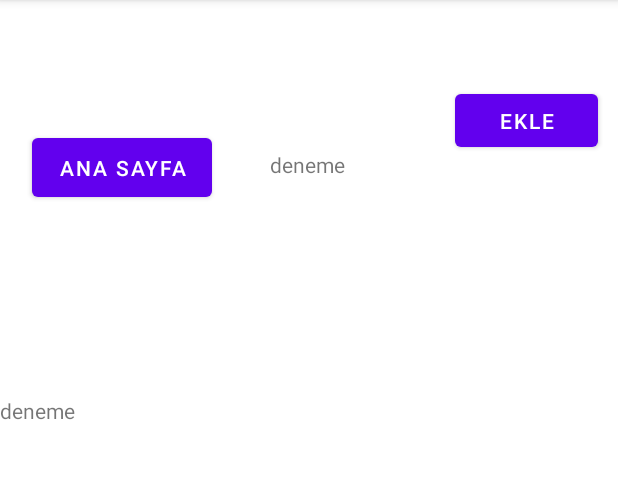
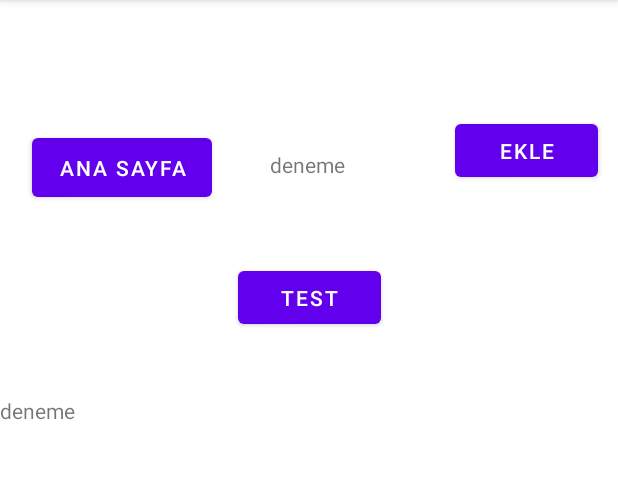
Before and after one commit to notrealtrick/Mobilproje, an Android app built with Jetpack Compose: the InfoActivity screen opened directly, with no data from a screen before it, after a tap on "EKLE", on a phone screen of 412 x 824 dp, the part 84-563 px from its top. Run offline under Robolectric (Android 15) with nearby library versions, the phone set to English and light mode, and no system bars.

Commit message:
Veri tabanı Test Sayfası İşlem Devamı

```diff
--- a/app/src/main/AndroidManifest.xml
+++ b/app/src/main/AndroidManifest.xml
@@ -11,6 +11,9 @@
         android:supportsRtl="true"
         android:theme="@style/Theme.Mobilproje"
         tools:targetApi="31">
+        <activity
+            android:name=".TestActivity"
+            android:exported="false" />
         <activity
             android:name=".InfoActivity"
             android:exported="false" />
--- a/app/src/main/java/com/example/mobilproje/InfoActivity.java
+++ b/app/src/main/java/com/example/mobilproje/InfoActivity.java
@@ -3,6 +3,7 @@ package com.example.mobilproje;
 import androidx.appcompat.app.AppCompatActivity;
 
 import android.annotation.SuppressLint;
+import android.content.Intent;
 import android.database.Cursor;
 import android.database.sqlite.SQLiteDatabase;
 import android.os.Bundle;
@@ -15,33 +16,51 @@ public class InfoActivity extends AppCompatActivity {
 
     private SQLiteDatabase database;
 
-     Button geriButon;
+    Button geriButon;
     Button ekleButon;
     TextView adText,bilgiText;
-
+    String afet;
     @SuppressLint("MissingInflatedId")
     @Override
     protected void onCreate(Bundle savedInstanceState) {
         super.onCreate(savedInstanceState);
         setContentView(R.layout.activity_info);
+
+        Intent veriAl = getIntent();
+        afet = veriAl.getStringExtra("afet");
+
+
+
         adText = findViewById(R.id.afet_isim_text);
         bilgiText = findViewById(R.id.bilgilendirme_metni_text);
 
+        adText.setText(afet);
 
         try {
             database = this.openOrCreateDatabase("AfetDB", MODE_PRIVATE,null);
 
             database.execSQL("CREATE TABLE IF NOT EXISTS Afetler (id INT, afetAd VARCHAR, bilgi VARCHAR,videoUrl VARCHAR)");
+
         }
         catch (Exception e){
             e.printStackTrace();
         }
+        try {
+            database = this.openOrCreateDatabase("AfetDB", MODE_PRIVATE,null);
 
+            database.execSQL("CREATE TABLE IF NOT EXISTS Testler (id INT, afetAd VARCHAR, Soru VARCHAR, cevapA VARCHAR, cevapB VARCHAR, cevapC VARCHAR, cevapD VARCHAR, cevap VARCHAR)");
+
+        }
+        catch (Exception e){
+            e.printStackTrace();
+        }
         ekleButon = findViewById(R.id.ekleButon);
         ekleButon.setOnClickListener(new View.OnClickListener() {
             @Override
             public void onClick(View view) {
                 try {
+
+
                     database.execSQL("INSERT INTO Afetler (id,afetAd, bilgi,videoUrl)  VALUES(0,'deneme','deneme','deneme')");
                     Toast.makeText(getApplicationContext(), "Kayıt Başarıyla Eklendi", Toast.LENGTH_LONG).show();
                     veriAlma();
@@ -50,7 +69,17 @@ public class InfoActivity extends AppCompatActivity {
                     e.printStackTrace();
 
                 }
+                try {
 
+
+                    database.execSQL("INSERT INTO Testler (id,afetAd, Soru,cevapA,cevapB,cevapC,cevapD,cevap)  VALUES(0,'deneme','deneme Sorusu','Ankara','İzmir','İstanbul','Antalya','Antalya')");
+                    Toast.makeText(getApplicationContext(), "Soru eklendi", Toast.LENGTH_LONG).show();
+                    veriAlma2();
+                }
+                catch (Exception e){
+                    e.printStackTrace();
+
+                }
             }
         });
 
@@ -90,7 +119,36 @@ public class InfoActivity extends AppCompatActivity {
 
 
     }
+    public void veriAlma2(){
+        Cursor cursor = database.rawQuery("SELECT * FROM Testler",null);
 
+        int idIndex = cursor.getColumnIndex("id");
+        int adIndex = cursor.getColumnIndex("afetAd");
+        int soruIndex = cursor.getColumnIndex("Soru");
+
+        int cevapAIndex = cursor.getColumnIndex("cevapA");
+        int cevapBIndex = cursor.getColumnIndex("cevapB");
+        int cevapCIndex = cursor.getColumnIndex("cevapC");
+        int cevapDIndex = cursor.getColumnIndex("cevapD");
+        int cevapIndex = cursor.getColumnIndex("cevap");
+
+
+        while (cursor.moveToNext()) {
+            System.out.println(cursor.getString(adIndex));
+            System.out.println(cursor.getString(soruIndex));
+            System.out.println(cursor.getString(cevapAIndex));
+            System.out.println(cursor.getString(cevapBIndex));
+            System.out.println(cursor.getString(cevapCIndex));
+            System.out.println(cursor.getString(cevapDIndex));
+            System.out.println(cursor.getString(cevapIndex));
+        }
+
+
+        cursor.close();
+
+
+
+    }
 
 
 
--- a/app/src/main/res/layout/activity_info.xml
+++ b/app/src/main/res/layout/activity_info.xml
@@ -25,10 +25,21 @@
         android:text="Ekle"
         app:layout_constraintBottom_toBottomOf="parent"
         app:layout_constraintEnd_toEndOf="parent"
-        app:layout_constraintHorizontal_bias="0.957"
+        app:layout_constraintHorizontal_bias="0.958"
         app:layout_constraintStart_toStartOf="parent"
         app:layout_constraintTop_toTopOf="parent"
-        app:layout_constraintVertical_bias="0.079" />
+        app:layout_constraintVertical_bias="0.106" />
+
+    <Button
+        android:id="@+id/testButton"
+        android:layout_width="95dp"
+        android:layout_height="47dp"
+        android:text="Test"
+        app:layout_constraintBottom_toBottomOf="parent"
+        app:layout_constraintEnd_toEndOf="parent"
+        app:layout_constraintStart_toStartOf="parent"
+        app:layout_constraintTop_toTopOf="parent"
+        app:layout_constraintVertical_bias="0.242" />
 
     <LinearLayout
         android:id="@+id/linearLayout"
```
Also changed, not shown: app/src/main/java/com/example/mobilproje/MainActivity.java (+32 -1 lines), app/src/main/java/com/example/mobilproje/TestActivity.java (added, +14 -0 lines), app/src/main/res/layout/activity_test.xml (added, +84 -0 lines).
